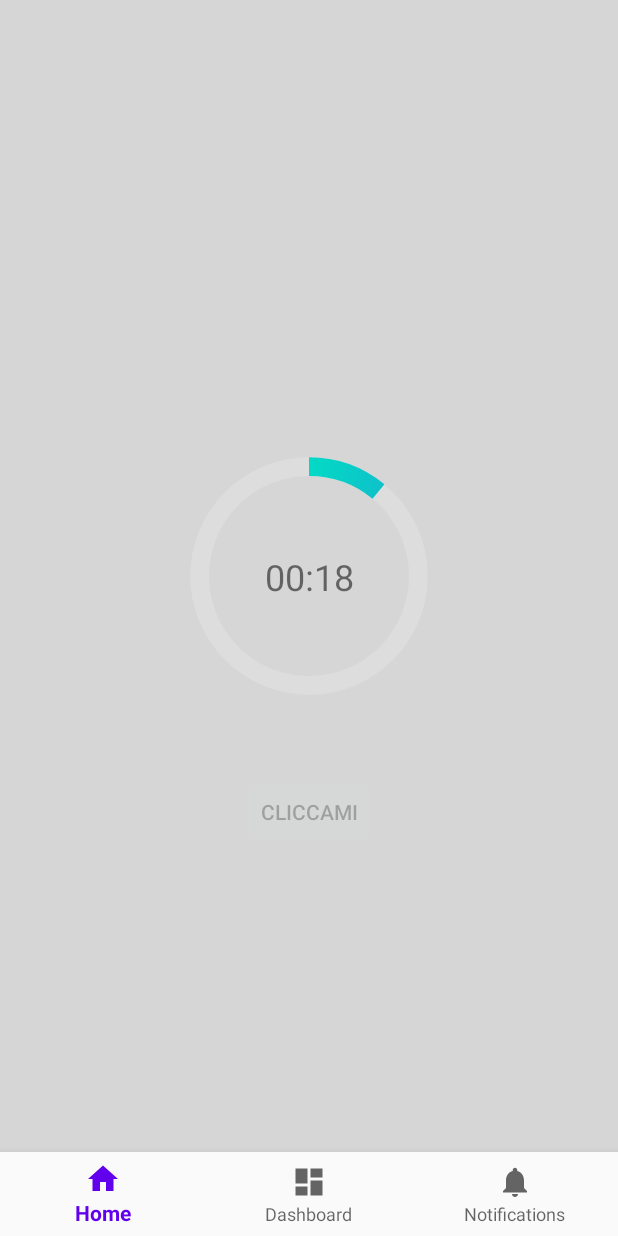
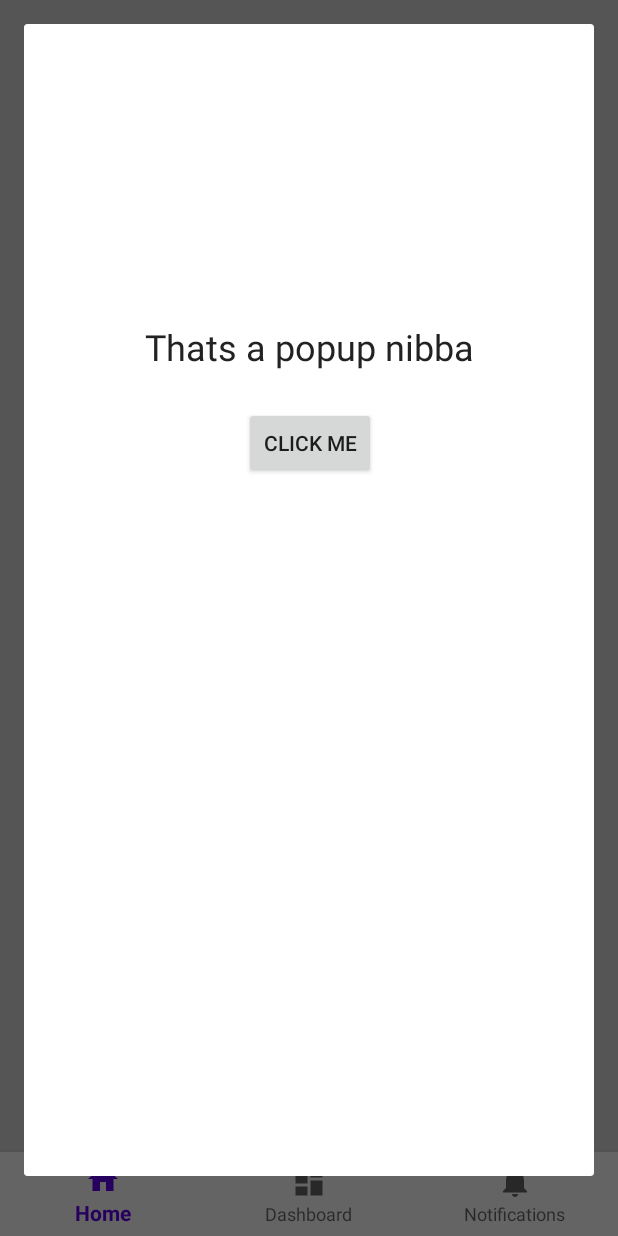
Before and after one commit to TheGhOsTz951/Mood-Diary, an Android app: the screen it shows after launch (MainActivity), after a tap on "CLICCAMI", on a phone screen of 412 x 824 dp. Run offline under Robolectric (Android 15) with nearby library versions, the phone set to English and light mode, and no system bars.

Commit message:
Working popup

```diff
--- a/app/src/main/java/com/sasso/mood_diary/ui/home/HomeFragment.java
+++ b/app/src/main/java/com/sasso/mood_diary/ui/home/HomeFragment.java
@@ -1,13 +1,19 @@
 package com.sasso.mood_diary.ui.home;
 
+import android.app.Dialog;
 import android.content.Context;
 import android.content.SharedPreferences;
+import android.graphics.Color;
 import android.graphics.drawable.AnimationDrawable;
+import android.graphics.drawable.ColorDrawable;
 import android.os.Bundle;
 import android.os.CountDownTimer;
+import android.util.DisplayMetrics;
+import android.view.Gravity;
 import android.view.LayoutInflater;
 import android.view.View;
 import android.view.ViewGroup;
+import android.view.WindowManager;
 import android.widget.Button;
 import android.widget.ProgressBar;
 import android.widget.TextView;
@@ -26,6 +32,7 @@ public class HomeFragment extends Fragment {
     private TextView txtCont;
     private Button btnStart;
     private ProgressBar progressBar;
+    private Dialog formPopup;
 
     private CountDownTimer mCountDownTimer;
     private boolean mTimeRunning;
@@ -39,11 +46,12 @@ public class HomeFragment extends Fragment {
                              ViewGroup container, Bundle savedInstanceState) {
 
 
-        View view = inflater.inflate(R.layout.fragment_home, container, false);
+        final View view = inflater.inflate(R.layout.fragment_home, container, false);
 
         progressBar = view.findViewById(R.id.progress_bar);
         btnStart = view.findViewById(R.id.btnStart);
         txtCont = view.findViewById(R.id.txtCont);
+        formPopup = new Dialog(view.getContext());
         ConstraintLayout constraintLayout = view.findViewById(R.id.layout);
         AnimationDrawable animationDrawable = (AnimationDrawable) constraintLayout.getBackground();
         animationDrawable.setEnterFadeDuration(2000);
@@ -55,8 +63,25 @@ public class HomeFragment extends Fragment {
         btnStart.setOnClickListener(new View.OnClickListener() {
             @Override
             public void onClick(View v) {
-                if (mTimeRunning) {
-                } else {
+                showPopup();
+            }
+        });
+
+        return view;
+    }
+
+    private void showPopup() {
+        View view = getLayoutInflater().inflate(R.layout.form_popup, null);
+        formPopup.setContentView(view);
+
+        Button btnConfirm = view.findViewById(R.id.btnPop);
+
+        btnConfirm.setOnClickListener(new View.OnClickListener() {
+            @Override
+            public void onClick(View v) {
+                formPopup.dismiss();
+
+                if (!mTimeRunning) {
                     mTimeLeftInMillis = START_TIME_IN_MILLIS;
                     startTimer();
                     updateVisual();
@@ -64,7 +89,17 @@ public class HomeFragment extends Fragment {
             }
         });
 
-        return view;
+        // TODO: Fixare grandezza e posizione form popup
+        formPopup.show();
+
+        WindowManager.LayoutParams wlp = formPopup.getWindow().getAttributes();
+        wlp.gravity = Gravity.TOP;
+        wlp.height = 1200;
+        wlp.width = WindowManager.LayoutParams.MATCH_PARENT;
+
+        //wlp.flags &= ~WindowManager.LayoutParams.FLAG_DIM_BEHIND; Rimuove background opacita
+
+        formPopup.getWindow().setAttributes(wlp);
     }
 
     @Override
@@ -82,7 +117,6 @@ public class HomeFragment extends Fragment {
 
         if (mTimeRunning) mCountDownTimer.cancel();
     }
-
 
     @Override
     public void onStart() {
--- /dev/null
+++ b/app/src/main/res/layout/form_popup.xml
@@ -0,0 +1,30 @@
+<?xml version="1.0" encoding="utf-8"?>
+<androidx.constraintlayout.widget.ConstraintLayout xmlns:android="http://schemas.android.com/apk/res/android"
+    xmlns:app="http://schemas.android.com/apk/res-auto"
+    xmlns:tools="http://schemas.android.com/tools"
+    android:layout_width="match_parent"
+    android:layout_height="match_parent">
+
+    <TextView
+        android:id="@+id/txtPop"
+        android:layout_width="wrap_content"
+        android:layout_height="wrap_content"
+        android:text="Thats a popup nibba"
+        android:textColor="#222222"
+        android:textSize="24sp"
+        app:layout_constraintBottom_toBottomOf="parent"
+        app:layout_constraintEnd_toEndOf="parent"
+        app:layout_constraintStart_toStartOf="parent"
+        app:layout_constraintTop_toTopOf="parent"
+        app:layout_constraintVertical_bias="0.26999998" />
+
+    <Button
+        android:id="@+id/btnPop"
+        android:layout_width="wrap_content"
+        android:layout_height="wrap_content"
+        android:layout_marginTop="24dp"
+        android:text="click me"
+        app:layout_constraintEnd_toEndOf="@+id/txtPop"
+        app:layout_constraintStart_toStartOf="@+id/txtPop"
+        app:layout_constraintTop_toBottomOf="@+id/txtPop" />
+</androidx.constraintlayout.widget.ConstraintLayout>
```
